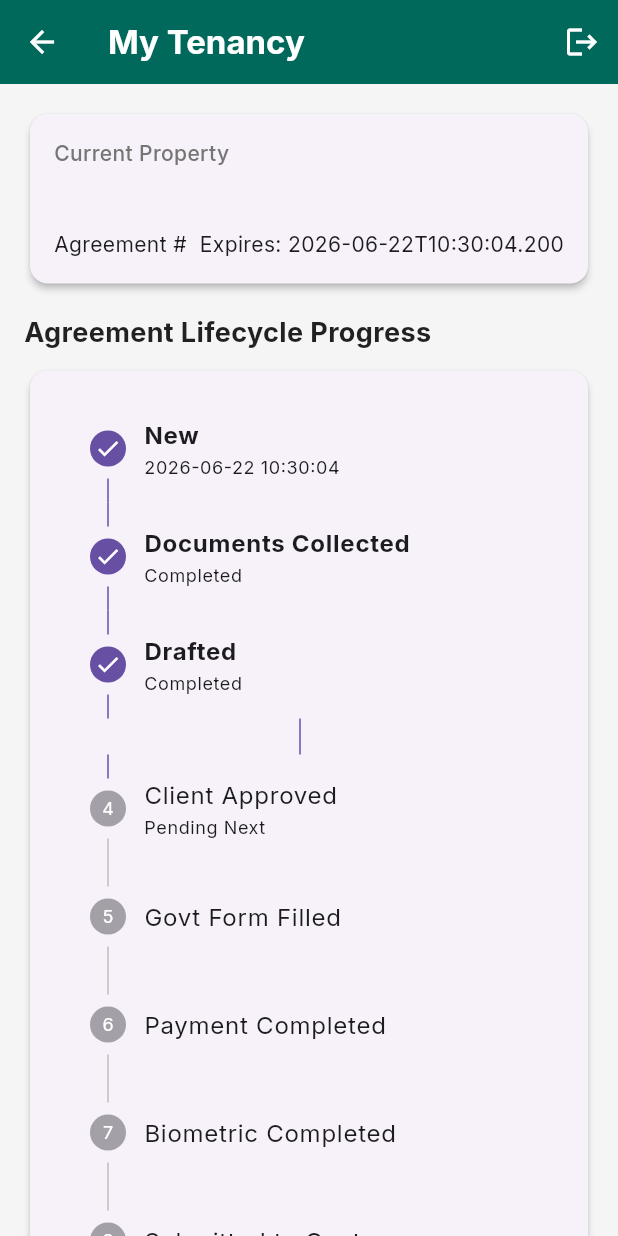
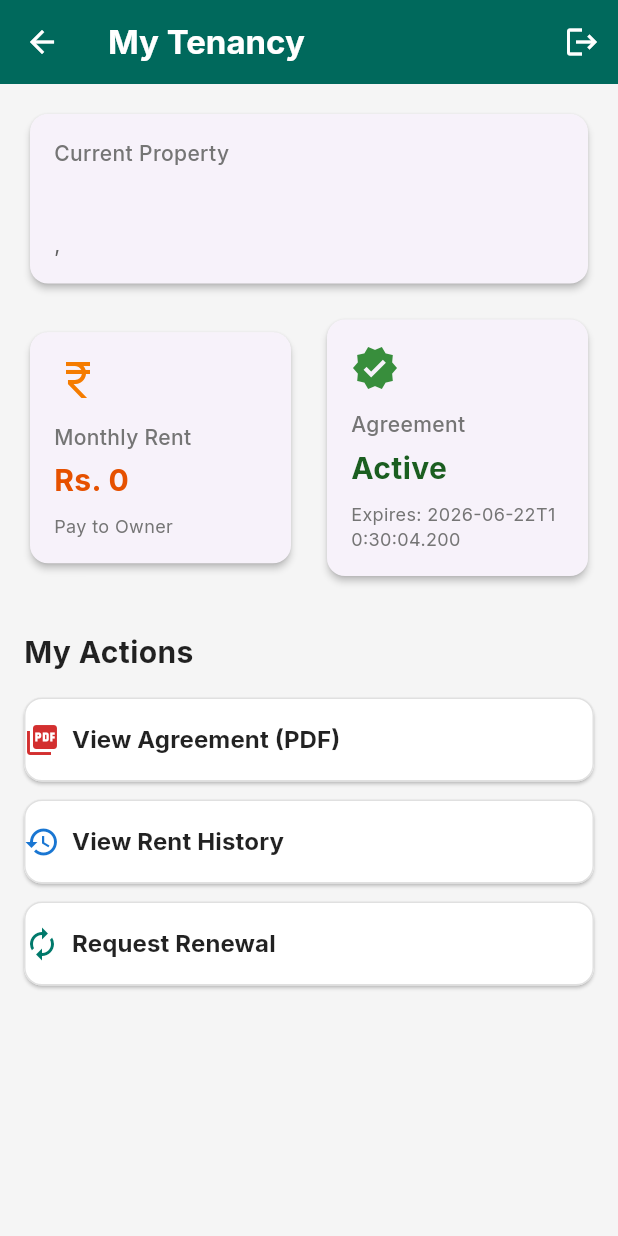
Before and after one commit to vakilsirji/propertymanager, a Flutter app: the TenantDashboard screen opened directly, on a phone screen of 412 x 824 dp. Run offline on Flutter 3.47's test engine with Material 3 defaults, Android fonts, the phone set to English and light mode, and no system bars; our stand-ins replace file_picker, flutter_dotenv, flutter_riverpod, go_router, google_fonts, pdf and 2 more; accounts and stored records are empty; project files that could hold a hidden picture were left out.

Commit message:
Update tenant_dashboard.dart
 **View Agreement (PDF)**: looks up the tenant's agreement. If a final
     signed PDF already exists (`pdf_url` is set), downloads and opens it.
     If not, generates a draft PDF on the fly from the stored agreement
     `details` JSON using the existing `PdfService`, so the tenant always
     sees something.
   - **View Rent History**: opens a new screen (see below) showing the
     tenant's own rent payments.
   - **Request Renewal**: inserts a row into the existing `renewal_leads`
     table — the same table your admin Renewals screen already watches —
     so the request shows up there automatically. Guards against
     duplicate open requests for the same agreement

```diff
--- a/lib/screens/tenant_dashboard.dart
+++ b/lib/screens/tenant_dashboard.dart
@@ -1,7 +1,10 @@
 import 'package:flutter/material.dart';
 import 'package:supabase_flutter/supabase_flutter.dart';
-import 'package:url_launcher/url_launcher.dart';
+import 'package:printing/printing.dart';
+import '../services/pdf_service.dart';
+import '../models/admin_models.dart';
 import 'login_screen.dart';
+import 'tenant_rent_history_screen.dart';
 
 class TenantDashboard extends StatefulWidget {
   const TenantDashboard({Key? key}) : super(key: key);
@@ -14,22 +17,10 @@ class _TenantDashboardState extends State<TenantDashboard> {
   final _supabase = Supabase.instance.client;
   bool _isLoading = true;
   String _userName = 'Tenant';
-  dynamic _activeItem; // can be Lead or Agreement
-  bool _isActiveItemLead = false;
-  List<dynamic> _timeline = [];
-
-  final List<String> _statusSequence = [
-    'New', // Translates to 'Requested'
-    'Documents Collected',
-    'Drafted',
-    'Client Approved',
-    'Govt Form Filled',
-    'Payment Completed',
-    'Biometric Completed',
-    'Submitted to Govt',
-    'Registered',
-    'Delivered'
-  ];
+  dynamic _activeTenancy;
+  dynamic _agreement;
+  bool _isPdfLoading = false;
+  bool _isRenewalRequesting = false;
 
   @override
   void initState() {
@@ -47,55 +38,37 @@ class _TenantDashboardState extends State<TenantDashboard> {
         return;
       }
 
-      // Fetch user name & mobile
-      String? mobile;
-      final userRes = await _supabase.from('users').select('name, mobile').eq('id', user.id).maybeSingle();
-      if (userRes != null) {
-        _userName = userRes['name'] ?? 'Tenant';
-        mobile = userRes['mobile'];
+      // Fetch user name
+      final userRes = await _supabase.from('users').select('name').eq('id', user.id).maybeSingle();
+      if (userRes != null && userRes['name'] != null) {
+        _userName = userRes['name'];
       }
 
-      // Fetch active agreement
-      final agreementRes = await _supabase
-          .from('agreements')
-          .select('*, properties(*), tenants!inner(user_id)')
-          .eq('tenants.user_id', user.id)
+      // Fetch active tenancy
+      final tenancyRes = await _supabase
+          .from('tenants')
+          .select('*, properties(*)')
+          .eq('user_id', user.id)
           .order('created_at', ascending: false)
           .limit(1)
           .maybeSingle();
 
-      List<dynamic> timeline = [];
-      dynamic activeItem;
-      bool isLead = false;
-
-      if (agreementRes != null) {
-        activeItem = agreementRes;
-        timeline = await _supabase
-            .from('agreement_timeline')
+      // Fetch the agreement linked to this tenancy, if one exists.
+      dynamic agreementRes;
+      if (tenancyRes != null && tenancyRes['id'] != null) {
+        agreementRes = await _supabase
+            .from('agreements')
             .select()
-            .eq('agreement_id', agreementRes['id'])
-            .order('created_at', ascending: true);
-      } else if (mobile != null) {
-        // Fallback: search for a lead
-        final leadRes = await _supabase
-            .from('leads')
-            .select()
-            .eq('phone', mobile)
+            .eq('tenant_id', tenancyRes['id'])
             .order('created_at', ascending: false)
             .limit(1)
             .maybeSingle();
-
-        if (leadRes != null) {
-          activeItem = leadRes;
-          isLead = true;
-        }
       }
 
       if (mounted) {
         setState(() {
-          _activeItem = activeItem;
-          _isActiveItemLead = isLead;
-          _timeline = timeline;
+          _activeTenancy = tenancyRes;
+          _agreement = agreementRes;
           _isLoading = false;
         });
       }
@@ -105,21 +78,156 @@ class _TenantDashboardState extends State<TenantDashboard> {
     }
   }
 
-  void _downloadPdf() async {
-    if (_isActiveItemLead) {
-      ScaffoldMessenger.of(context).showSnackBar(const SnackBar(content: Text('Agreement is still in request phase.')));
+  /// Opens the tenant's agreement PDF. If a finalized PDF has already been
+  /// generated and uploaded (pdf_url is set), it's opened directly.
+  /// Otherwise, a draft view is generated on the fly from the stored
+  /// agreement details so the tenant always sees something useful.
+  Future<void> _viewAgreementPdf() async {
+    if (_agreement == null) {
+      ScaffoldMessenger.of(context).showSnackBar(
+        const SnackBar(content: Text('No agreement found for your account yet.')),
+      );
       return;
     }
-    final pdfUrl = _activeItem['pdf_url'];
-    if (pdfUrl != null && pdfUrl.toString().isNotEmpty) {
-      final url = Uri.parse(pdfUrl);
-      if (await canLaunchUrl(url)) {
-        await launchUrl(url);
+
+    setState(() => _isPdfLoading = true);
+    try {
+      final pdfUrl = _agreement['pdf_url'] as String?;
+      if (pdfUrl != null && pdfUrl.isNotEmpty) {
+        // Final PDF already generated and stored — fetch and open it.
+        final storagePath = _extractStoragePath(pdfUrl);
+        if (storagePath == null) {
+          ScaffoldMessenger.of(context).showSnackBar(
+            const SnackBar(content: Text('Could not resolve the agreement file location.')),
+          );
+          return;
+        }
+        final bytes = await _supabase.storage.from('agreements').download(storagePath);
+        await Printing.sharePdf(bytes: bytes, filename: 'Agreement_${_agreement['agreement_number'] ?? ''}.pdf');
+      } else if (_agreement['details'] != null) {
+        // No final PDF yet — build a draft view from the stored JSON so the
+        // tenant still gets to see their agreement details.
+        final agreementObj = Agreement.fromMap(Map<String, dynamic>.from(_agreement as Map));
+        if (agreementObj.details == null) {
+          ScaffoldMessenger.of(context).showSnackBar(
+            const SnackBar(content: Text('Your agreement details could not be read. Please contact your property manager.')),
+          );
+          return;
+        }
+        final bytes = await PdfService.generateDraftPdf(agreementObj);
+        await Printing.sharePdf(bytes: bytes, filename: 'Agreement_Draft_${agreementObj.agreementNumber}.pdf');
       } else {
-        if (mounted) ScaffoldMessenger.of(context).showSnackBar(const SnackBar(content: Text('Could not open PDF.')));
+        ScaffoldMessenger.of(context).showSnackBar(
+          const SnackBar(content: Text('Your agreement details are not available yet. Please contact your property manager.')),
+        );
       }
-    } else {
-      ScaffoldMessenger.of(context).showSnackBar(const SnackBar(content: Text('Final PDF not uploaded yet.')));
+    } catch (e) {
+      debugPrint('Error opening agreement PDF: $e');
+      if (mounted) {
+        ScaffoldMessenger.of(context).showSnackBar(
+          SnackBar(content: Text('Could not open agreement: $e')),
+        );
+      }
+    } finally {
+      if (mounted) setState(() => _isPdfLoading = false);
+    }
+  }
+
+  /// Extracts the storage object path from a Supabase public Storage URL,
+  /// e.g. ".../storage/v1/object/public/agreements/final_123.pdf" -> "final_123.pdf".
+  String? _extractStoragePath(String publicUrl) {
+    final marker = '/object/public/agreements/';
+    final idx = publicUrl.indexOf(marker);
+    if (idx == -1) return null;
+    return publicUrl.substring(idx + marker.length);
+  }
+
+  void _viewRentHistory() {
+    if (_activeTenancy == null || _activeTenancy['id'] == null) {
+      ScaffoldMessenger.of(context).showSnackBar(
+        const SnackBar(content: Text('No tenancy found for your account yet.')),
+      );
+      return;
+    }
+    Navigator.push(
+      context,
+      MaterialPageRoute(
+        builder: (_) => TenantRentHistoryScreen(tenantId: _activeTenancy['id'].toString()),
+      ),
+    );
+  }
+
+  /// Submits a renewal request for the tenant's current agreement. This
+  /// inserts into `renewal_leads`, the same table the admin's existing
+  /// Renewals screen already watches, so the request shows up there
+  /// automatically — no separate notification system needed.
+  Future<void> _requestRenewal() async {
+    if (_agreement == null) {
+      ScaffoldMessenger.of(context).showSnackBar(
+        const SnackBar(content: Text('No agreement found for your account yet.')),
+      );
+      return;
+    }
+
+    final confirmed = await showDialog<bool>(
+      context: context,
+      builder: (context) => AlertDialog(
+        title: const Text('Request Renewal'),
+        content: Text(
+          'This will notify your property manager that you would like to renew '
+          'your agreement (expiring ${_activeTenancy?['end_date'] ?? _agreement['expiry_date']}). Continue?',
+        ),
+        actions: [
+          TextButton(onPressed: () => Navigator.pop(context, false), child: const Text('Cancel')),
+          ElevatedButton(onPressed: () => Navigator.pop(context, true), child: const Text('Request Renewal')),
+        ],
+      ),
+    );
+    if (confirmed != true) return;
+
+    setState(() => _isRenewalRequesting = true);
+    try {
+      // Avoid duplicate open requests for the same agreement.
+      final existing = await _supabase
+          .from('renewal_leads')
+          .select('id')
+          .eq('agreement_id', _agreement['id'])
+          .inFilter('status', ['New', 'Contacted', 'Quote Sent'])
+          .maybeSingle();
+
+      if (existing != null) {
+        if (mounted) {
+          ScaffoldMessenger.of(context).showSnackBar(
+            const SnackBar(content: Text('A renewal request is already pending for this agreement.')),
+          );
+        }
+        return;
+      }
+
+      final expiryDate = DateTime.parse(_agreement['expiry_date']);
+      final daysUntilExpiry = expiryDate.difference(DateTime.now()).inDays;
+
+      await _supabase.from('renewal_leads').insert({
+        'agreement_id': _agreement['id'],
+        'expiry_date': _agreement['expiry_date'],
+        'days_until_expiry': daysUntilExpiry,
+        'status': 'New',
+      });
+
+      if (mounted) {
+        ScaffoldMessenger.of(context).showSnackBar(
+          const SnackBar(content: Text('Renewal request sent! Your property manager will be in touch soon.')),
+        );
+      }
+    } catch (e) {
+      debugPrint('Error requesting renewal: $e');
+      if (mounted) {
+        ScaffoldMessenger.of(context).showSnackBar(
+          SnackBar(content: Text('Could not submit renewal request: $e')),
+        );
+      }
+    } finally {
+      if (mounted) setState(() => _isRenewalRequesting = false);
     }
   }
 
@@ -156,8 +264,8 @@ class _TenantDashboardState extends State<TenantDashboard> {
       ),
       body: _isLoading
         ? const Center(child: CircularProgressIndicator())
-        : _activeItem == null
-          ? const Center(child: Text('No active agreements found for this account.', style: TextStyle(fontSize: 16)))
+        : _activeTenancy == null
+          ? const Center(child: Text('No active properties found for this account.', style: TextStyle(fontSize: 16)))
           : SingleChildScrollView(
               padding: const EdgeInsets.all(16.0),
               child: Column(
@@ -178,19 +286,13 @@ class _TenantDashboardState extends State<TenantDashboard> {
                           ),
                           const SizedBox(height: 8),
                           Text(
-                            _isActiveItemLead
-                              ? _activeItem['property_address'] ?? 'Unknown Property'
-                              : _activeItem['properties']?['address'] ?? 'Unknown Property',
-                            style: const TextStyle(fontSize: 18, fontWeight: FontWeight.bold),
+                            _activeTenancy['properties']['property_name'] ?? 'Unknown Property',
+                            style: const TextStyle(fontSize: 20, fontWeight: FontWeight.bold),
                           ),
-                          const SizedBox(height: 8),
-                          Row(
-                            mainAxisAlignment: MainAxisAlignment.spaceBetween,
-                            children: [
-                              Text(_isActiveItemLead ? 'Agreement Request' : 'Agreement #${_activeItem['agreement_number']}'),
-                              if (!_isActiveItemLead)
-                                Text('Expires: ${_activeItem['expiry_date'].toString().split(' ')[0]}'),
-                            ],
+                          const SizedBox(height: 4),
+                          Text(
+                            '${_activeTenancy['properties']['address']}, ${_activeTenancy['properties']['city']}',
+                            style: TextStyle(color: Colors.grey[700], fontSize: 14),
                           ),
                         ],
                       ),
@@ -198,105 +300,122 @@ class _TenantDashboardState extends State<TenantDashboard> {
                   ),
                   const SizedBox(height: 16),
 
-                  // Timeline Tracker
-                  const Text(
-                    'Agreement Lifecycle Progress',
-                    style: TextStyle(fontSize: 18, fontWeight: FontWeight.bold, color: Colors.black87),
-                  ),
-                  const SizedBox(height: 8),
-                  Card(
-                    elevation: 2,
-                    shape: RoundedRectangleBorder(borderRadius: BorderRadius.circular(12)),
-                    child: Padding(
-                      padding: const EdgeInsets.all(16.0),
-                      child: Stepper(
-                        physics: const NeverScrollableScrollPhysics(),
-                        controlsBuilder: (context, details) => const SizedBox.shrink(),
-                        currentStep: _getCurrentStepIndex(),
-                        steps: _buildSteps(),
+                  // Rent Status & Agreement Status
+                  Row(
+                    children: [
+                      Expanded(
+                        child: _buildStatusCard(
+                          'Monthly Rent',
+                          'Rs. ${_activeTenancy['properties']['rent_amount']}',
+                          'Pay to Owner',
+                          Icons.currency_rupee,
+                          Colors.orange,
+                        ),
                       ),
-                    ),
+                      const SizedBox(width: 16),
+                      Expanded(
+                        child: _buildStatusCard(
+                          'Agreement',
+                          'Active',
+                          'Expires: ${_activeTenancy['end_date']}',
+                          Icons.verified,
+                          Colors.green,
+                        ),
+                      ),
+                    ],
                   ),
                   const SizedBox(height: 32),
 
                   // Action Buttons
-                  if (!_isActiveItemLead && (_activeItem['status'] == 'Registered' || _activeItem['status'] == 'Delivered'))
-                    _buildActionButton(context, 'Download Final Agreement', Icons.picture_as_pdf, Colors.red[700]!, _downloadPdf),
+                  const Text(
+                    'My Actions',
+                    style: TextStyle(fontSize: 20, fontWeight: FontWeight.bold, color: Colors.black87),
+                  ),
+                  const SizedBox(height: 16),
+
+                  _buildActionButton(
+                    context,
+                    'View Agreement (PDF)',
+                    Icons.picture_as_pdf,
+                    Colors.red[700]!,
+                    onPressed: _isPdfLoading ? null : _viewAgreementPdf,
+                    isLoading: _isPdfLoading,
+                  ),
                   const SizedBox(height: 12),
-                  _buildActionButton(context, 'View Rent History', Icons.history, Colors.blue[700]!, () {
-                    ScaffoldMessenger.of(context).showSnackBar(const SnackBar(content: Text('Opening Rent History...')));
-                  }),
+                  _buildActionButton(
+                    context,
+                    'View Rent History',
+                    Icons.history,
+                    Colors.blue[700]!,
+                    onPressed: _viewRentHistory,
+                  ),
                   const SizedBox(height: 12),
-                  _buildActionButton(context, 'Request Renewal', Icons.autorenew, Colors.teal[700]!, () {
-                     ScaffoldMessenger.of(context).showSnackBar(const SnackBar(content: Text('Requesting Renewal...')));
-                  }),
+                  _buildActionButton(
+                    context,
+                    'Request Renewal',
+                    Icons.autorenew,
+                    Colors.teal[700]!,
+                    onPressed: _isRenewalRequesting ? null : _requestRenewal,
+                    isLoading: _isRenewalRequesting,
+                  ),
                 ],
               ),
             ),
     );
   }
 
-  int _getCurrentStepIndex() {
-    final status = _activeItem['status'] as String;
-    // Map Lead status "Drafted" to Agreement "Drafted" step
-    int idx = _statusSequence.indexOf(status);
-    if (_isActiveItemLead && status == 'Drafted') {
-      // In leads table, Drafted means it has been converted to an Agreement.
-      // The timeline will actually jump to the agreement. So as a lead, its max status is Drafted.
-      idx = _statusSequence.indexOf('Drafted');
-    }
-    return idx == -1 ? (_isActiveItemLead ? 0 : _statusSequence.indexOf('Drafted')) : idx;
+  Widget _buildStatusCard(String title, String value, String subtitle, IconData icon, MaterialColor color) {
+    return Card(
+      elevation: 2,
+      shape: RoundedRectangleBorder(borderRadius: BorderRadius.circular(12)),
+      child: Padding(
+        padding: const EdgeInsets.all(16.0),
+        child: Column(
+          mainAxisAlignment: MainAxisAlignment.center,
+          crossAxisAlignment: CrossAxisAlignment.start,
+          children: [
+            Icon(icon, size: 32, color: color[700]),
+            const SizedBox(height: 12),
+            Text(
+              title,
+              style: TextStyle(fontSize: 14, color: Colors.grey[600], fontWeight: FontWeight.w500),
+            ),
+            const SizedBox(height: 4),
+            Text(
+              value,
+              style: TextStyle(fontSize: 20, fontWeight: FontWeight.bold, color: color[900]),
+            ),
+            const SizedBox(height: 8),
+            Text(
+              subtitle,
+              style: TextStyle(fontSize: 12, color: Colors.grey[600]),
+            ),
+          ],
+        ),
+      ),
+    );
   }
 
-  List<Step> _buildSteps() {
-    int currentIdx = _getCurrentStepIndex();
-
-    return List.generate(_statusSequence.length, (index) {
-      final stepStatus = _statusSequence[index];
-
-      // Find if we have a timeline event for this step (only for Agreement steps)
-      Map<String, dynamic> event = {};
-      if (!_isActiveItemLead || stepStatus == 'Drafted') {
-         event = _timeline.cast<Map<String,dynamic>>().lastWhere(
-          (e) => e['status_step'] == stepStatus,
-          orElse: () => {}
-        );
-      }
-
-      bool isCompleted = index <= currentIdx;
-
-      String subtitle = '';
-      if (event.isNotEmpty) {
-        final date = DateTime.parse(event['created_at'].toString()).toLocal();
-        subtitle = '${date.toString().split('.')[0]}';
-        if (event['description'] != null && event['description'].toString().isNotEmpty) {
-          subtitle += '\n${event['description']}';
-        }
-      } else if (isCompleted) {
-        subtitle = 'Completed';
-        // Use lead creation date for "New" if it's the requested step
-        if (stepStatus == 'New' && _activeItem['created_at'] != null) {
-          final date = DateTime.parse(_activeItem['created_at'].toString()).toLocal();
-          subtitle = '${date.toString().split('.')[0]}';
-        }
-      } else if (index == currentIdx + 1) {
-        subtitle = 'Pending Next';
-      }
-
-      return Step(
-        title: Text(stepStatus, style: TextStyle(fontWeight: isCompleted ? FontWeight.bold : FontWeight.normal)),
-        subtitle: subtitle.isNotEmpty ? Text(subtitle) : null,
-        state: isCompleted ? StepState.complete : StepState.indexed,
-        isActive: isCompleted,
-        content: const SizedBox.shrink(), // No extra content inside the step
-      );
-    });
-  }
-
-  Widget _buildActionButton(BuildContext context, String title, IconData icon, Color iconColor, VoidCallback onTap) {
+  Widget _buildActionButton(
+    BuildContext context,
+    String title,
+    IconData icon,
+    Color iconColor, {
+    VoidCallback? onPressed,
+    bool isLoading = false,
+  }) {
     return ElevatedButton.icon(
-      onPressed: onTap,
-      icon: Icon(icon, size: 24, color: iconColor),
+      onPressed: onPressed ??
+          () {
+            ScaffoldMessenger.of(context).showSnackBar(SnackBar(content: Text('Opening $title...')));
+          },
+      icon: isLoading
+          ? SizedBox(
+              width: 20,
+              height: 20,
+              child: CircularProgressIndicator(strokeWidth: 2, color: iconColor),
+            )
+          : Icon(icon, size: 24, color: iconColor),
       label: Text(
         title,
         style: const TextStyle(fontSize: 16, fontWeight: FontWeight.bold),
```
